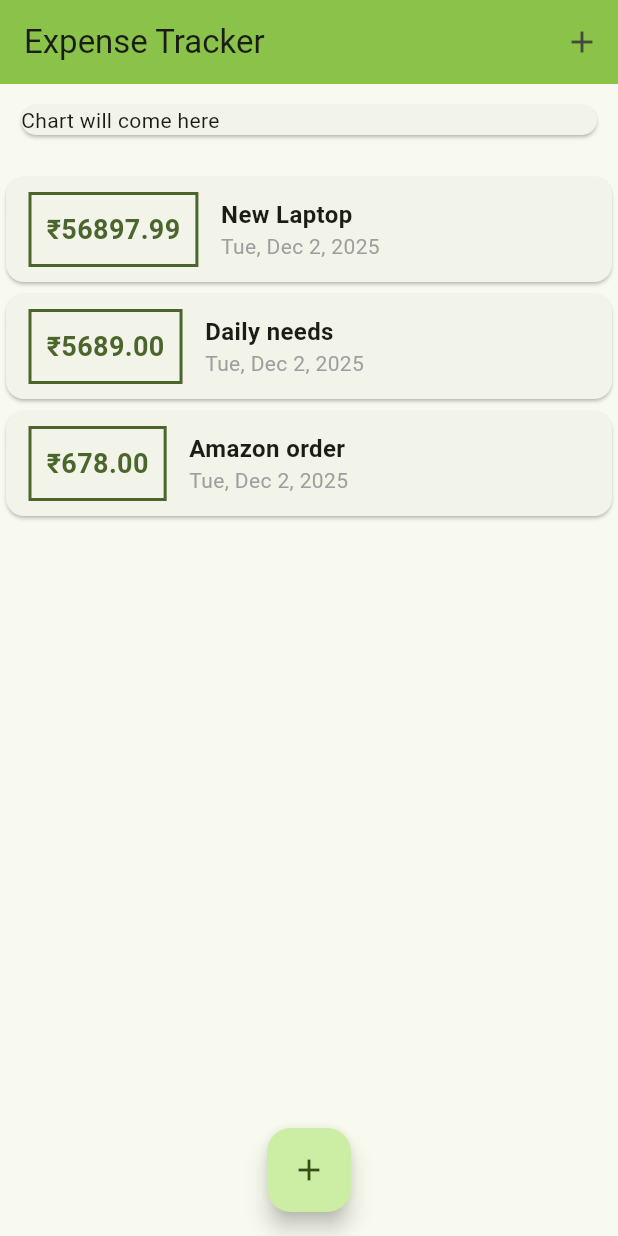
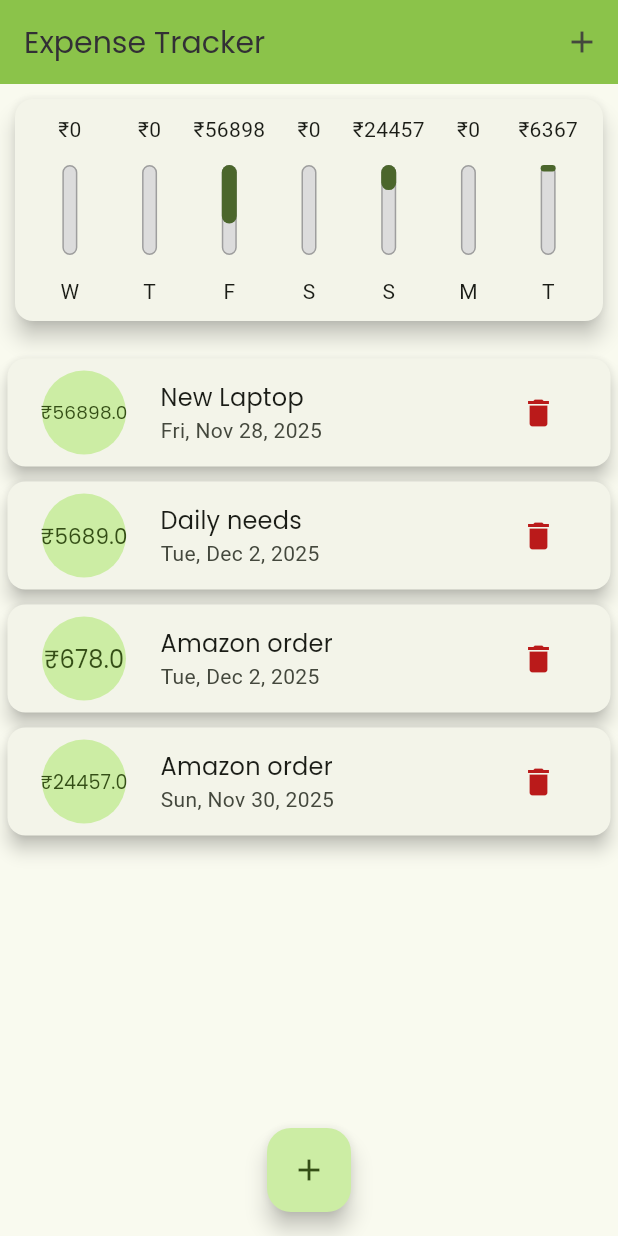
Before and after one commit to VISHALCHAND007/Expense-Tracker, a Flutter app: the screen it shows after launch, on a phone screen of 412 x 824 dp. Run offline on Flutter 3.47's test engine with Material 3 defaults, Android fonts, the phone set to English and light mode, and no system bars.

Commit message:
Learned about many new widgets like flexible, expanded, fitterbox etc and used them in this project and added the date picker so that user can add/select date of the expense.

```diff
--- a/lib/main.dart
+++ b/lib/main.dart
@@ -1,4 +1,6 @@
+import 'package:expense_tracker/widgets/charts.dart';
 import 'package:expense_tracker/widgets/transactions_list.dart';
+import 'package:intl/intl.dart';
 import './widgets/add_transactions.dart';
 import 'package:flutter/material.dart';
 import './models/transaction.dart';
@@ -14,10 +16,16 @@ class MyApp extends StatelessWidget {
       title: "Expense Tracker",
       theme: ThemeData(
         colorScheme: ColorScheme.fromSeed(seedColor: Colors.lightGreen),
-        appBarTheme: AppBarTheme(backgroundColor: Colors.lightGreen),
-
-        // useMaterial3: false,
-        // primarySwatch:
+        appBarTheme: AppBarTheme(
+          backgroundColor: Colors.lightGreen,
+          titleTextStyle: TextStyle(
+            fontFamily: "Poppins",
+            fontSize: 20,
+            color: Theme.of(context).colorScheme.inverseSurface,
+          ),
+        ),
+        textTheme: TextTheme(titleMedium: TextStyle(fontFamily: "Poppins")),
+        buttonTheme: ButtonThemeData(buttonColor: Colors.white),
       ),
       home: _MyHomePage(),
     );
@@ -30,26 +38,13 @@ class _MyHomePage extends StatefulWidget {
 }
 
 class _MyHomePageState extends State<_MyHomePage> {
-  void _addNewTransaction(String title, double amount) {
-    var newTransaction = Transaction(
-      id: DateTime.now().millisecond.toString(),
-      title: title,
-      amount: amount,
-      date: DateTime.now(),
-    );
-
-    setState(() {
-      _transactions.add(newTransaction);
-    });
-  }
-
   //temporary data of transactions
   final List<Transaction> _transactions = [
     Transaction(
       id: "d1",
       title: "New Laptop",
       amount: 56897.99,
-      date: DateTime.now(),
+      date: DateTime.now().subtract(Duration(days: 4)),
     ),
     Transaction(
       id: "d2",
@@ -63,7 +58,32 @@ class _MyHomePageState extends State<_MyHomePage> {
       amount: 678,
       date: DateTime.now(),
     ),
+    Transaction(
+      id: "d4",
+      title: "Amazon order",
+      amount: 24457,
+      date: DateTime.now().subtract(Duration(days: 2)),
+    ),
   ];
+
+  void _addNewTransaction(String title, double amount, DateTime date) {
+    var newTransaction = Transaction(
+      id: DateTime.now().millisecond.toString(),
+      title: title,
+      amount: amount,
+      date: date,
+    );
+
+    setState(() {
+      _transactions.add(newTransaction);
+    });
+  }
+
+  void _deleteTransaction(String id) {
+    setState(() {
+      _transactions.removeWhere((transaction) => transaction.id == id);
+    });
+  }
 
   void _startAddTransactionsBottomSheet(BuildContext context) {
     showModalBottomSheet(
@@ -72,6 +92,14 @@ class _MyHomePageState extends State<_MyHomePage> {
         return AddTransactions(addTransaction: _addNewTransaction);
       },
     );
+  }
+
+  List<Transaction> get _recentTransactions {
+    return _transactions.where((transaction) {
+      return transaction.date.isAfter(
+        DateTime.now().subtract(Duration(days: 7)),
+      );
+    }).toList();
   }
 
   @override
@@ -84,20 +112,17 @@ class _MyHomePageState extends State<_MyHomePage> {
             onPressed: () => _startAddTransactionsBottomSheet(context),
           ),
         ],
-        title: Text(
-          "Expense Tracker",
-          // style: TextStyle(color: Theme.of(context).colorScheme.inverseSurface),
-        ),
+        title: Text("Expense Tracker"),
       ),
       body: SingleChildScrollView(
         child: Column(
           crossAxisAlignment: .stretch,
           children: [
-            Container(
-              margin: EdgeInsets.all(10),
-              child: Card(child: Text("Chart will come here")),
+            Charts(recentTransactions: _recentTransactions),
+            TransactionsList(
+              _transactions,
+              deleteTransaction: _deleteTransaction,
             ),
-            TransactionsList(_transactions),
           ],
         ),
       ),
--- /dev/null
+++ b/lib/widgets/chart_bar.dart
@@ -0,0 +1,59 @@
+import 'package:flutter/material.dart';
+import 'HorizontalSpacer.dart';
+
+class ChartBar extends StatelessWidget {
+  final String day;
+  final double expenseAmount;
+  final double spentPerOfTotal;
+
+  const ChartBar({
+    super.key,
+    required this.day,
+    required this.expenseAmount,
+    required this.spentPerOfTotal,
+  });
+
+  @override
+  Widget build(BuildContext context) {
+    return Column(
+      children: [
+        SizedBox(
+          height: 20,
+          child: FittedBox(
+            fit: BoxFit.contain,
+            child: Text("₹${expenseAmount.toStringAsFixed(0)}"),
+          ),
+        ),
+        Horizontalspacer(),
+        Container(
+          height: 60,
+          width: 10,
+          margin: EdgeInsets.all(10),
+          child: Stack(
+            children: [
+              Container(
+                decoration: BoxDecoration(
+                  border: Border.all(color: Colors.grey, width: 1),
+                  color: Color.fromRGBO(220, 220, 220, 1),
+                  borderRadius: BorderRadius.circular(10),
+                ),
+              ),
+              //top
+              FractionallySizedBox(
+                heightFactor: spentPerOfTotal,
+                child: Container(
+                  decoration: BoxDecoration(
+                    borderRadius: BorderRadius.circular(10),
+                    color: Theme.of(context).colorScheme.primary,
+                  ),
+                ),
+              ),
+            ],
+          ),
+        ),
+        Horizontalspacer(),
+        Text(day),
+      ],
+    );
+  }
+}
--- /dev/null
+++ b/lib/widgets/charts.dart
@@ -0,0 +1,64 @@
+import 'package:expense_tracker/widgets/chart_bar.dart';
+import 'package:intl/intl.dart';
+
+import '../models/transaction.dart';
+import 'package:flutter/material.dart';
+
+class Charts extends StatelessWidget {
+  final List<Transaction> recentTransactions;
+  const Charts({super.key, required this.recentTransactions});
+
+  List<Map<String, Object>> get groupedTransactionsValues {
+    return List.generate(7, (index) {
+      final weekDay = DateTime.now().subtract(Duration(days: index));
+      var totalDaySum = 0.0;
+
+      for (var i = 0; i < recentTransactions.length; i++) {
+        var transaction = recentTransactions[i];
+        if (transaction.date.day == weekDay.day &&
+            transaction.date.year == weekDay.year &&
+            transaction.date.month == weekDay.month) {
+          totalDaySum += transaction.amount;
+        }
+      }
+      return {
+        "day": DateFormat.E().format(weekDay).substring(0, 1),
+        "amount": totalDaySum,
+      };
+    }).reversed.toList();
+  }
+
+  double get totalSpending {
+    return groupedTransactionsValues.fold(0.0, (sum, item) {
+      return sum + (item["amount"] as double);
+    });
+  }
+
+  @override
+  Widget build(BuildContext context) {
+    return Card(
+      elevation: 6,
+      margin: EdgeInsets.all(10),
+      child: Padding(
+        padding: EdgeInsets.all(10),
+        child: Row(
+          mainAxisAlignment: .spaceAround,
+          children: [
+            ...groupedTransactionsValues.map((transaction) {
+              return Flexible(
+                fit: FlexFit.tight,
+                child: ChartBar(
+                  day: transaction["day"].toString(),
+                  expenseAmount: double.parse(transaction["amount"].toString()),
+                  spentPerOfTotal: totalSpending == 0.0
+                      ? 0.0
+                      : (transaction["amount"] as double) / totalSpending,
+                ),
+              );
+            }),
+          ],
+        ),
+      ),
+    );
+  }
+}
--- a/lib/widgets/transactions_list.dart
+++ b/lib/widgets/transactions_list.dart
@@ -1,61 +1,101 @@
 import 'package:expense_tracker/models/transaction.dart';
+import 'package:expense_tracker/widgets/no_transactions.dart';
 import 'package:flutter/material.dart';
 import 'package:intl/intl.dart';
 
 class TransactionsList extends StatelessWidget {
   final List<Transaction> transactions;
+  final Function(String id) deleteTransaction;
 
-  const TransactionsList(this.transactions, {super.key});
+  const TransactionsList(
+    this.transactions, {
+    super.key,
+    required this.deleteTransaction,
+  });
 
   @override
   Widget build(BuildContext context) {
     return Container(
       height: 400,
       padding: EdgeInsets.only(top: 10),
-      child: ListView.builder(
+      child: transactions.isEmpty
+          ? NoTransactions()
+          : ListView.builder(
               // reverse: true,
               itemCount: transactions.length,
               itemBuilder: (context, ind) {
                 return Card(
-            child: Row(
-              children: [
-                Container(
-                  margin: EdgeInsets.symmetric(vertical: 10, horizontal: 15),
-                  decoration: BoxDecoration(
-                    border: Border.all(
-                      color: Theme.of(context).colorScheme.primary,
-                      width: 2,
-                    ),
-                  ),
-                  padding: EdgeInsets.all(10),
+                  elevation: 5,
+                  margin: EdgeInsets.all(5),
+                  child: ListTile(
+                    leading: CircleAvatar(
+                      radius: 35,
+                      child: Padding(
+                        padding: const EdgeInsets.all(6),
+                        child: FittedBox(
+                          fit: BoxFit.fill,
                           child: Text(
-                    "₹${transactions[ind].amount.toStringAsFixed(2)}",
-                    style: TextStyle(
-                      fontSize: 18,
-                      fontWeight: FontWeight.bold,
-                      color: Theme.of(context).colorScheme.primary,
+                            "₹${transactions[ind].amount.toStringAsFixed(1)}",
                           ),
                         ),
                       ),
-                Column(
-                  crossAxisAlignment: .start,
-                  children: [
-                    Text(
+                    ),
+                    title: Text(
                       transactions[ind].title,
-                      style: TextStyle(
-                        fontSize: 16,
-                        fontWeight: FontWeight.bold,
+                      style: Theme.of(context).textTheme.titleMedium,
+                    ),
+                    subtitle: Text(
+                      DateFormat.yMMMEd().format(transactions[ind].date),
+                    ),
+                    trailing: IconButton(
+                      onPressed: () => deleteTransaction(transactions[ind].id),
+                      icon: Icon(
+                        Icons.delete,
+                        color: Theme.of(context).colorScheme.error,
                       ),
                     ),
-                    Text(
-                      DateFormat.yMMMEd().format(transactions[ind].date),
-                      style: TextStyle(color: Colors.grey),
-                    ),
-                  ],
-                ),
-              ],
                   ),
                 );
+                // Card(
+                //   child: Row(
+                //     children: [
+                //       Container(
+                //         margin: EdgeInsets.symmetric(
+                //           vertical: 10,
+                //           horizontal: 15,
+                //         ),
+                //         decoration: BoxDecoration(
+                //           border: Border.all(
+                //             color: Theme.of(context).colorScheme.primary,
+                //             width: 2,
+                //           ),
+                //         ),
+                //         padding: EdgeInsets.all(10),
+                //         child: Text(
+                //           "₹${transactions[ind].amount.toStringAsFixed(2)}",
+                //           style: TextStyle(
+                //             fontSize: 18,
+                //             fontWeight: FontWeight.bold,
+                //             color: Theme.of(context).colorScheme.primary,
+                //           ),
+                //         ),
+                //       ),
+                //       Column(
+                //         crossAxisAlignment: .start,
+                //         children: [
+                //           Text(
+                //             transactions[ind].title,
+                //             style: Theme.of(context).textTheme.titleMedium,
+                //           ),
+                //           Text(
+                //             DateFormat.yMMMEd().format(transactions[ind].date),
+                //             style: TextStyle(color: Colors.grey),
+                //           ),
+                //         ],
+                //       ),
+                //     ],
+                //   ),
+                // );
               },
             ),
     );
```
Also changed, not shown: lib/widgets/HorizontalSpacer.dart (added, +10 -0 lines), lib/widgets/add_transactions.dart (+45 -9 lines), lib/widgets/no_transactions.dart (added, +25 -0 lines), pubspec.yaml (+14 -14 lines), assets/fonts/Roboto-Bold.ttf (added), assets/fonts/Roboto-Regular.ttf (added), assets/fonts/poppins_bold.ttf (added), assets/fonts/poppins_regular.ttf (added), assets/fonts/poppins_semibold.ttf (added), assets/images/no_transactions.png (added). Lines whose indentation alone changed are shown as unchanged.
